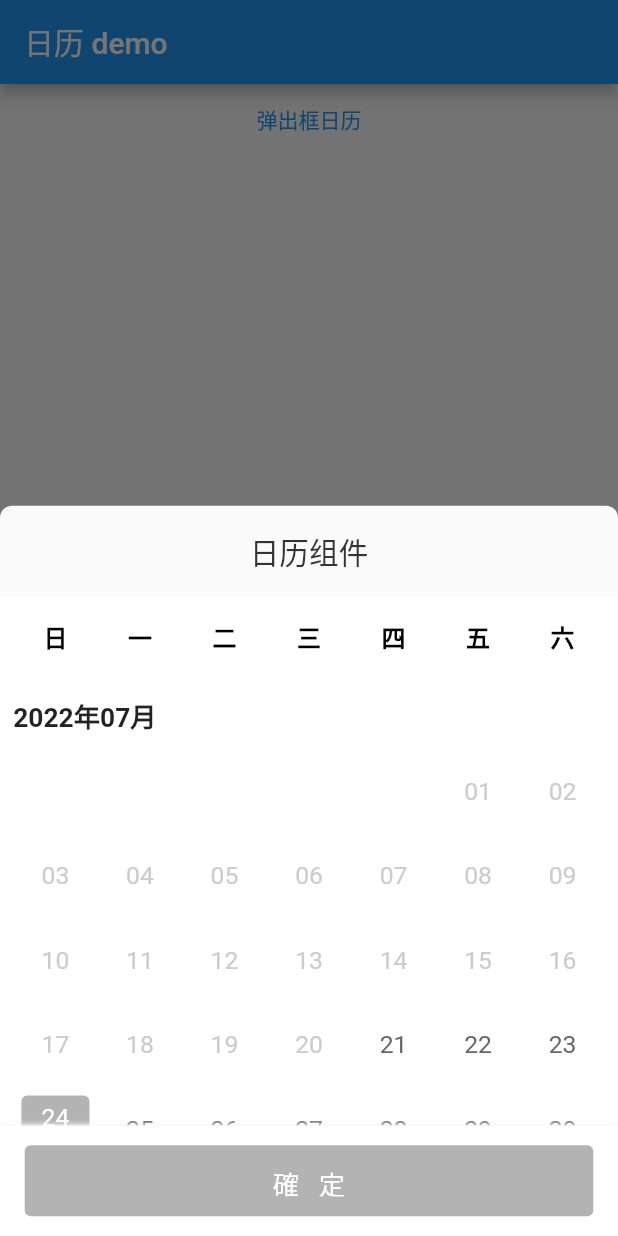
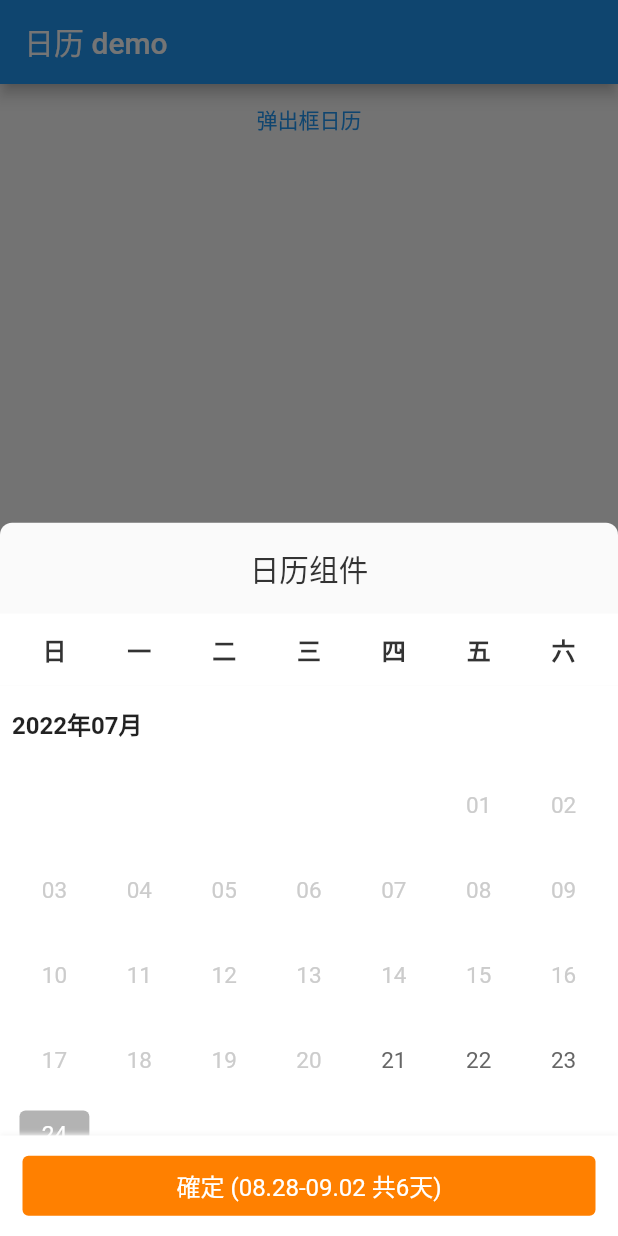
Before and after one commit to zeqinjie/tw_calendar, a Flutter app: the screen it shows after launch, after a tap on "弹出框日历", on a phone screen of 412 x 824 dp. Run offline on Flutter 3.47's test engine with Material 2 defaults, Android fonts, the phone set to English and light mode, and no system bars; our stand-ins replace flutter_screenutil.

Commit message:
<update>: 移除 flutter_screenutil

```diff
--- a/example/lib/main.dart
+++ b/example/lib/main.dart
@@ -1,7 +1,7 @@
 /*
  * @Author: zhengzeqin
  * @Date: 2022-07-24 16:01:25
- * @LastEditTime: 2022-07-24 16:29:21
+ * @LastEditTime: 2022-07-24 20:44:46
  * @Description: 日历组件
  */
 
@@ -55,9 +55,6 @@ class _HomePage extends StatefulWidget {
 }
 
 class _HomePageState extends State<_HomePage> {
-  List<DateTime> selectResult1 = <DateTime>[];
-  List<DateTime> selectResult2 = <DateTime>[];
-
   // Dialog方式
   _showNavigateDailog(BuildContext context) {
     showModalBottomSheet(
@@ -72,11 +69,7 @@ class _HomePageState extends State<_HomePage> {
       builder: (BuildContext context) {
         return const TWCalendarView();
       },
-    ).then((result) {
-      setState(() {
-        selectResult2 = result;
-      });
-    });
+    );
   }
 
   @override
@@ -111,8 +104,8 @@ class _TWCalendarViewState extends State<TWCalendarView> {
     return TWCalendarList(
       firstDate: DateTime(2022, 7, 21),
       lastDate: DateTime(2022, 9, 21),
-      // selectedStartDate: DateTime(2022, 8, 28),
-      // selectedEndDate: DateTime(2022, 9, 2),
+      selectedStartDate: DateTime(2022, 8, 28),
+      selectedEndDate: DateTime(2022, 9, 2),
       headerView: Container(
         alignment: Alignment.center,
         height: 55.w,
@@ -124,13 +117,13 @@ class _TWCalendarViewState extends State<TWCalendarView> {
           ),
         ),
       ),
+      onSelectDayRang: ((seletedDate, seletedDays) {
+        print('seletedDate : $seletedDate, seletedDays : $seletedDays');
+      }),
       onSelectFinish: (selectStartTime, selectEndTime) {
-        List<DateTime> result = <DateTime>[];
-        result.add(selectStartTime);
-        if (selectEndTime != null) {
-          result.add(selectEndTime);
-        }
-        Navigator.pop(context, result);
+        print(
+            'selectStartTime : $selectStartTime, selectEndTime : $selectEndTime');
+        Navigator.pop(context);
       },
     );
   }
--- a/lib/tw_calendar.dart
+++ /dev/null
@@ -1,8 +0,0 @@
-
-import 'tw_calendar_platform_interface.dart';
-
-class TwCalendar {
-  Future<String?> getPlatformVersion() {
-    return TwCalendarPlatform.instance.getPlatformVersion();
-  }
-}
--- a/lib/tw_calendar_list.dart
+++ b/lib/tw_calendar_list.dart
@@ -1,13 +1,12 @@
 /*
  * @Author: zhengzeqin
  * @Date: 2022-07-20 22:10:08
- * @LastEditTime: 2022-07-24 16:19:42
+ * @LastEditTime: 2022-07-24 20:41:10
  * @Description: 日历组件
  */
 library calendar_list;
 
 import 'package:flutter/material.dart';
-import 'package:flutter_screenutil/flutter_screenutil.dart';
 import 'tw_month_view.dart';
 import 'tw_weekday_row.dart';
 import 'utils/tw_calendart_tool.dart';
@@ -40,11 +39,23 @@ class TWCalendarList extends StatefulWidget {
   /// 头部组件
   final Widget? headerView;
 
+  /// 选择模式
+  final TWCalendarListSeletedMode? seletedMode;
+
   /// 月视图高度
   final double? monthBodyHeight;
 
-  /// 选择模式
-  final TWCalendarListSeletedMode? seletedMode;
+  /// 周视图高度
+  final double? weekDayHeight;
+
+  /// 水平间隙
+  final double? horizontalSpace;
+
+  final double? ensureViewHeight;
+
+  final EdgeInsetsGeometry? ensureViewPadding;
+
+  final double? ensureTitleFontSize;
 
   /// 点击回调
   final void Function(DateTime seletedDate, int seletedDays)? onSelectDayRang;
@@ -58,6 +69,16 @@ class TWCalendarList extends StatefulWidget {
     this.selectedStartDate,
     this.selectedEndDate,
     this.monthBodyHeight = 300,
+    this.weekDayHeight = 48,
+    this.horizontalSpace = 8,
+    this.ensureViewHeight = 67,
+    this.ensureTitleFontSize = 16,
+    this.ensureViewPadding = const EdgeInsets.only(
+      left: 15,
+      top: 12,
+      bottom: 12,
+      right: 15,
+    ),
     this.onSelectDayRang,
     this.seletedMode = TWCalendarListSeletedMode.defaltSerial,
   })  : assert(!firstDate.isAfter(lastDate),
@@ -87,14 +108,6 @@ class _TWCalendarListState extends State<TWCalendarList> {
   /// 间隔多少月
   late int count;
 
-  /// 周视图高度
-  final double weekDayHeight = 48.w;
-
-  /// 水平间隙
-  final double horizontalPadding = 8.w;
-
-  final double ensureViewHeight = 67.w;
-
   /// 选中了多少天
   int seletedDays = 0;
 
@@ -117,7 +130,7 @@ class _TWCalendarListState extends State<TWCalendarList> {
         children: [
           if (widget.headerView != null) widget.headerView!,
           SizedBox(
-            height: weekDayHeight,
+            height: widget.weekDayHeight,
             child: _buildWeekdayView(),
           ),
           SizedBox(
@@ -125,7 +138,7 @@ class _TWCalendarListState extends State<TWCalendarList> {
             child: _buildMonthView(),
           ),
           SizedBox(
-            height: ensureViewHeight,
+            height: widget.ensureViewHeight,
             child: _buildEnsureView(),
           ),
         ],
@@ -136,8 +149,8 @@ class _TWCalendarListState extends State<TWCalendarList> {
   Widget _buildWeekdayView() {
     return Container(
       padding: EdgeInsets.only(
-        left: horizontalPadding,
-        right: horizontalPadding,
+        left: widget.horizontalSpace ?? 8,
+        right: widget.horizontalSpace ?? 8,
       ),
       decoration: const BoxDecoration(
         color: TWColors.twFFFFFF,
@@ -156,12 +169,7 @@ class _TWCalendarListState extends State<TWCalendarList> {
   Widget _buildEnsureView() {
     return Container(
       alignment: Alignment.center,
-      padding: EdgeInsets.only(
-        left: 15.w,
-        top: 12.w,
-        bottom: 12.w,
-        right: 15.w,
-      ),
+      padding: widget.ensureViewPadding,
       decoration: const BoxDecoration(
         color: TWColors.twFFFFFF,
         boxShadow: [
@@ -185,12 +193,6 @@ class _TWCalendarListState extends State<TWCalendarList> {
                     color: Colors.white,
                   ),
                 ),
-                padding: MaterialStateProperty.all(
-                  EdgeInsets.only(
-                    top: 12.w,
-                    bottom: 12.w,
-                  ),
-                ),
                 backgroundColor: MaterialStateProperty.all(
                     (selectStartTime != null ||
                             (selectStartTime != null && selectEndTime != null))
@@ -201,7 +203,7 @@ class _TWCalendarListState extends State<TWCalendarList> {
                 _getEnsureTitle(),
                 textAlign: TextAlign.center,
                 style: TextStyle(
-                  fontSize: 16.sp,
+                  fontSize: widget.ensureTitleFontSize,
                   color: TWColors.twFFFFFF,
                 ),
               ),
@@ -239,7 +241,7 @@ class _TWCalendarListState extends State<TWCalendarList> {
       context: context,
       year: year,
       month: month,
-      padding: horizontalPadding,
+      padding: widget.horizontalSpace ?? 8,
       firstDate: widget.firstDate,
       lastDate: widget.lastDate,
       selectStartDateTime: selectStartTime,
@@ -275,7 +277,7 @@ class _TWCalendarListState extends State<TWCalendarList> {
     final selectedDaysTitle =
         TWCalendarTool.getSelectedDaysTitle(selectStartTime, selectEndTime);
     if (seletedDays != 0) {
-      btnTitle = '確定 ($selectedDaysTitle 共$seletedDays)';
+      btnTitle = '確定 ($selectedDaysTitle 共$seletedDays天)';
     }
     return btnTitle;
   }
--- a/lib/tw_calendar_method_channel.dart
+++ /dev/null
@@ -1,17 +0,0 @@
-import 'package:flutter/foundation.dart';
-import 'package:flutter/services.dart';
-
-import 'tw_calendar_platform_interface.dart';
-
-/// An implementation of [TwCalendarPlatform] that uses method channels.
-class MethodChannelTwCalendar extends TwCalendarPlatform {
-  /// The method channel used to interact with the native platform.
-  @visibleForTesting
-  final methodChannel = const MethodChannel('tw_calendar');
-
-  @override
-  Future<String?> getPlatformVersion() async {
-    final version = await methodChannel.invokeMethod<String>('getPlatformVersion');
-    return version;
-  }
-}
--- a/lib/tw_calendar_platform_interface.dart
+++ /dev/null
@@ -1,29 +0,0 @@
-import 'package:plugin_platform_interface/plugin_platform_interface.dart';
-
-import 'tw_calendar_method_channel.dart';
-
-abstract class TwCalendarPlatform extends PlatformInterface {
-  /// Constructs a TwCalendarPlatform.
-  TwCalendarPlatform() : super(token: _token);
-
-  static final Object _token = Object();
-
-  static TwCalendarPlatform _instance = MethodChannelTwCalendar();
-
-  /// The default instance of [TwCalendarPlatform] to use.
-  ///
-  /// Defaults to [MethodChannelTwCalendar].
-  static TwCalendarPlatform get instance => _instance;
-
-  /// Platform-specific implementations should set this with their own
-  /// platform-specific class that extends [TwCalendarPlatform] when
-  /// they register themselves.
-  static set instance(TwCalendarPlatform instance) {
-    PlatformInterface.verifyToken(instance, _token);
-    _instance = instance;
-  }
-
-  Future<String?> getPlatformVersion() {
-    throw UnimplementedError('platformVersion() has not been implemented.');
-  }
-}
--- a/lib/tw_day_number.dart
+++ b/lib/tw_day_number.dart
@@ -1,11 +1,10 @@
 /*
  * @Author: zhengzeqin
  * @Date: 2022-07-20 14:41:08
- * @LastEditTime: 2022-07-24 16:19:54
+ * @LastEditTime: 2022-07-24 20:43:40
  * @Description: 天数
  */
 import 'package:flutter/material.dart';
-import 'package:flutter_screenutil/flutter_screenutil.dart';
 import 'tw_calendar_notification.dart';
 import 'utils/tw_calendart_tool.dart';
 import 'utils/tw_colors.dart';
@@ -19,6 +18,9 @@ class TWDayNumber extends StatefulWidget {
     this.isToday = false,
     this.canSelected = true,
     this.todayColor,
+    this.itemMargin = 5,
+    this.fontSize = 15,
+    this.todayFontSize = 10,
   }) : super(key: key);
 
   final int day;
@@ -27,15 +29,18 @@ class TWDayNumber extends StatefulWidget {
   final double size;
   final bool isDefaultSelected;
   final bool canSelected;
+  final double? itemMargin;
+  final double? fontSize;
+  final double? todayFontSize;
   @override
   _TWDayNumberState createState() => _TWDayNumberState();
 }
 
 class _TWDayNumberState extends State<TWDayNumber> {
-  final double itemMargin = 5.w;
   bool isSelected = false;
 
   Widget _dayItem() {
+    final double itemMargin = widget.itemMargin ?? 5;
     return Container(
       width: widget.size - itemMargin * 2,
       height: widget.size - itemMargin * 2,
@@ -75,7 +80,7 @@ class _TWDayNumberState extends State<TWDayNumber> {
       textAlign: TextAlign.center,
       style: TextStyle(
         color: color,
-        fontSize: 15.sp,
+        fontSize: widget.fontSize,
         fontWeight: FontWeight.normal,
       ),
     );
@@ -87,7 +92,7 @@ class _TWDayNumberState extends State<TWDayNumber> {
       textAlign: TextAlign.center,
       style: TextStyle(
         color: Colors.white,
-        fontSize: 10.sp,
+        fontSize: widget.todayFontSize,
         fontWeight: FontWeight.normal,
       ),
     );
--- a/lib/tw_month_title.dart
+++ b/lib/tw_month_title.dart
@@ -1,11 +1,10 @@
 /*
  * @Author: zhengzeqin
  * @Date: 2022-07-20 14:41:08
- * @LastEditTime: 2022-07-24 16:20:41
+ * @LastEditTime: 2022-07-24 20:43:45
  * @Description: your project
  */
 import 'package:flutter/material.dart';
-import 'package:flutter_screenutil/flutter_screenutil.dart';
 import 'utils/tw_calendart_tool.dart';
 
 class TWMonthTitle extends StatelessWidget {
@@ -14,12 +13,13 @@ class TWMonthTitle extends StatelessWidget {
     required this.month,
     required this.year,
     this.monthNames,
+    this.fontSize = 16,
   }) : super(key: key);
 
   final int month;
   final int year;
   final List<String>? monthNames;
-
+  final double? fontSize;
   @override
   Widget build(BuildContext context) {
     final monthTitle =
@@ -29,7 +29,7 @@ class TWMonthTitle extends StatelessWidget {
     return Text(
       title,
       style: TextStyle(
-        fontSize: 16.sp,
+        fontSize: fontSize,
         fontWeight: FontWeight.w600,
       ),
       maxLines: 1,
--- a/lib/tw_month_view.dart
+++ b/lib/tw_month_view.dart
@@ -1,16 +1,17 @@
 /*
  * @Author: zhengzeqin
  * @Date: 2022-07-21 17:26:09
- * @LastEditTime: 2022-07-24 16:20:33
+ * @LastEditTime: 2022-07-24 20:50:26
  * @Description: 月视图
  */
 
 import 'package:flutter/material.dart';
-import 'package:flutter_screenutil/flutter_screenutil.dart';
 import 'tw_calendar_notification.dart';
 import 'tw_day_number.dart';
 import 'tw_month_title.dart';
 import 'utils/tw_calendart_tool.dart';
+
+class TWMonthViewConfigure {}
 
 class TWMonthView extends StatefulWidget {
   const TWMonthView({
@@ -36,6 +37,8 @@ class TWMonthView extends StatefulWidget {
   final List<String>? monthNames;
   final DateTime? selectStartDateTime;
   final DateTime? selectEndDateTime;
+
+  // final EdgeInsetsGeometry? margin;
 
   /// 开始的年月份
   final DateTime firstDate;
@@ -152,9 +155,7 @@ class _TWMonthViewState extends State<TWMonthView> {
           mainAxisAlignment: MainAxisAlignment.start,
           children: <Widget>[
             Container(
-              padding: EdgeInsets.only(
-                top: 5.w,
-              ),
+              margin: const EdgeInsets.only(top: 5),
               child: TWMonthTitle(
                 year: widget.year,
                 month: widget.month,
@@ -162,7 +163,7 @@ class _TWMonthViewState extends State<TWMonthView> {
               ),
             ),
             Container(
-              margin: EdgeInsets.only(top: 8.w),
+              margin: const EdgeInsets.only(top: 15),
               child: buildMonthDays(context),
             ),
           ],
@@ -172,10 +173,11 @@ class _TWMonthViewState extends State<TWMonthView> {
   }
 
   /* Priavte Method */
-  bool canSelectedDate(
-      {required DateTime date,
-      required bool isToday,
-      bool canSeletedToday = false}) {
+  bool canSelectedDate({
+    required DateTime date,
+    required bool isToday,
+    bool canSeletedToday = false,
+  }) {
     if (isToday & !canSeletedToday) {
       // 当天不可以选择
       return false;
--- a/lib/tw_weekday_row.dart
+++ b/lib/tw_weekday_row.dart
@@ -1,20 +1,35 @@
 /*
  * @Author: zhengzeqin
  * @Date: 2022-07-20 14:41:08
- * @LastEditTime: 2022-07-21 16:17:27
+ * @LastEditTime: 2022-07-24 18:35:11
  * @Description: 日期视图
  */
 import 'package:flutter/material.dart';
+import 'package:tw_calendar/utils/tw_colors.dart';
 
 class TWWeekdayRow extends StatelessWidget {
-  const TWWeekdayRow({Key? key}) : super(key: key);
+  final Color? color;
+  final double? fontSize;
+  const TWWeekdayRow({
+    Key? key,
+    this.color,
+    this.fontSize,
+  }) : super(key: key);
+
+  @override
+  Widget build(BuildContext context) {
+    return Row(
+      mainAxisAlignment: MainAxisAlignment.spaceBetween,
+      children: _renderWeekDays(),
+    );
+  }
 
   Widget _weekdayContainer(String weekDay) => Expanded(
         child: Center(
           child: DefaultTextStyle(
-            style: const TextStyle(
-              color: Colors.black,
-              fontSize: 16.0,
+            style: TextStyle(
+              color: color ?? TWColors.tw333333,
+              fontSize: fontSize ?? 16,
               fontWeight: FontWeight.bold,
             ),
             child: Text(
@@ -35,10 +50,4 @@ class TWWeekdayRow extends StatelessWidget {
     list.add(_weekdayContainer("六"));
     return list;
   }
-
-  @override
-  Widget build(BuildContext context) => Row(
-        mainAxisAlignment: MainAxisAlignment.spaceBetween,
-        children: _renderWeekDays(),
-      );
 }
```
